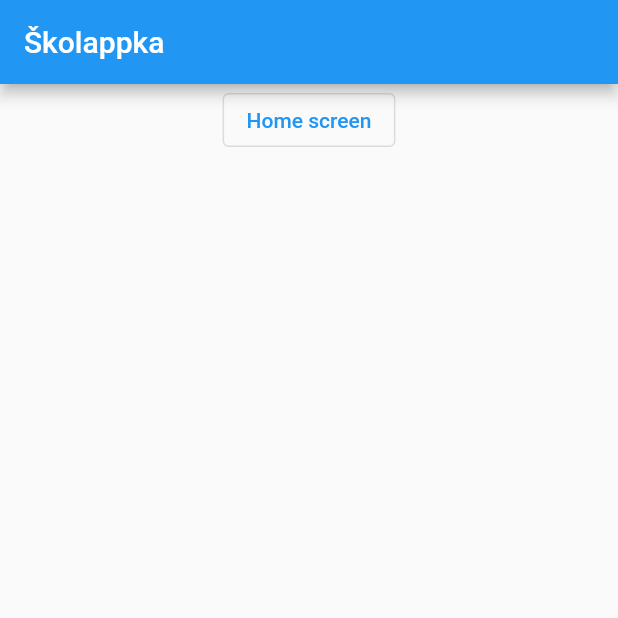
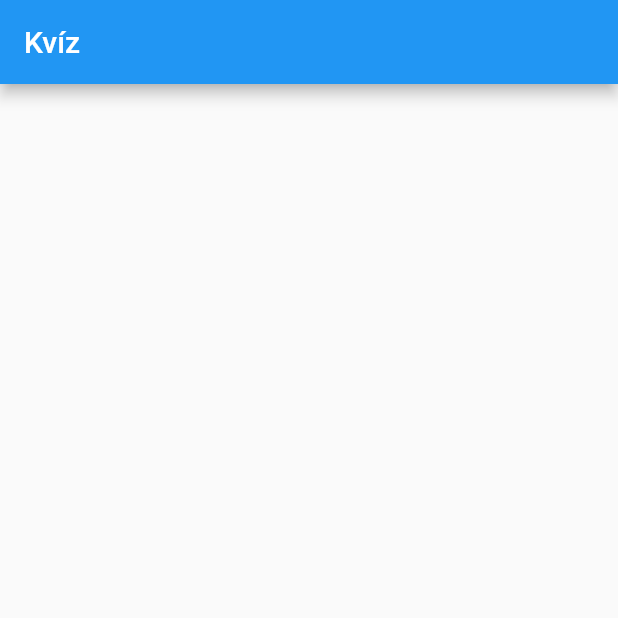
Before and after one commit to Karlos1235/Skolappka, a Flutter app: the screen it shows after launch, on a phone screen of 412 x 824 dp, the top half of it. Run offline on Flutter 3.47's test engine with Material 2 defaults, Android fonts, the phone set to English and light mode, and no system bars; our stand-ins replace easy_localization, stacked.

Commit message:
some edits

```diff
--- a/assets/localization/cs.json
+++ b/assets/localization/cs.json
@@ -1,4 +1,8 @@
 {
-  "title": "Školappka",
-  "homeScreen" : "Domácí obrazovka"
+  "title": "Kvíz",
+  "homeScreen": "Domácí Obrazovka",
+  "questionScreen": "Otázky",
+  "question": "Otázka",
+  "previous": "Zpět",
+  "next": "Další"
 }
--- a/lib/main.dart
+++ b/lib/main.dart
@@ -11,7 +11,6 @@ void main() async {
       supportedLocales: const [Locale('cs')],
       fallbackLocale: const Locale('cs'),
       child: const MyApp()));
-  runApp(const MyApp());
 }
 
 class MyApp extends StatelessWidget {
--- a/lib/ui/screens/debug_screen.dart
+++ b/lib/ui/screens/debug_screen.dart
@@ -11,22 +11,12 @@ class DebugScreen extends StatelessWidget {
     return ViewModelBuilder<DebugScreenViewModel>.reactive(
         viewModelBuilder: () => DebugScreenViewModel(),
         onModelReady: (model) => model.init(),
-        builder: (context, model, child) => Scaffold(
-          appBar: AppBar(
-            title: Text('title'.tr()),
-          ),
-          body: Column(
-            mainAxisAlignment: MainAxisAlignment.start,
-            children: [
-              Center(
-                child: OutlinedButton(
-                  onPressed: () =>  model.goToHomeScreen(context),
-                  child: const Text('Home screen'),
-                ),
+        builder: (context, model, child) =>
+            Scaffold(
+              appBar: AppBar(
+                title: Text('title'.tr()),
               ),
-            ],
-          ),
-        )
+            )
     );
   }
 }
```
Also changed, not shown: pubspec.yaml (+8 -0 lines), pubspec.lock, 2 other files.
